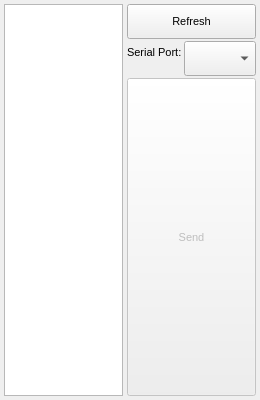
Old version of the form src/ui/loader.ui in the repository simaoamorim/SerialProgramLoader.
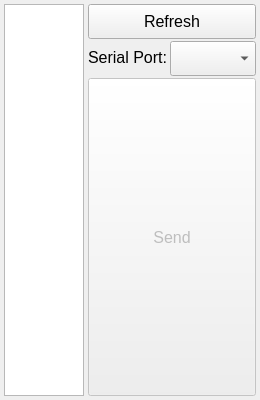
New version of the form.

Commit message: Increase font size to 12

The edit to the form file:
```diff
--- a/src/ui/loader.ui
+++ b/src/ui/loader.ui
@@ -18,7 +18,7 @@
   </property>
   <property name="font">
    <font>
-    <pointsize>8</pointsize>
+    <pointsize>12</pointsize>
    </font>
   </property>
   <property name="windowTitle">
```
The commit also changes 1 other file.
